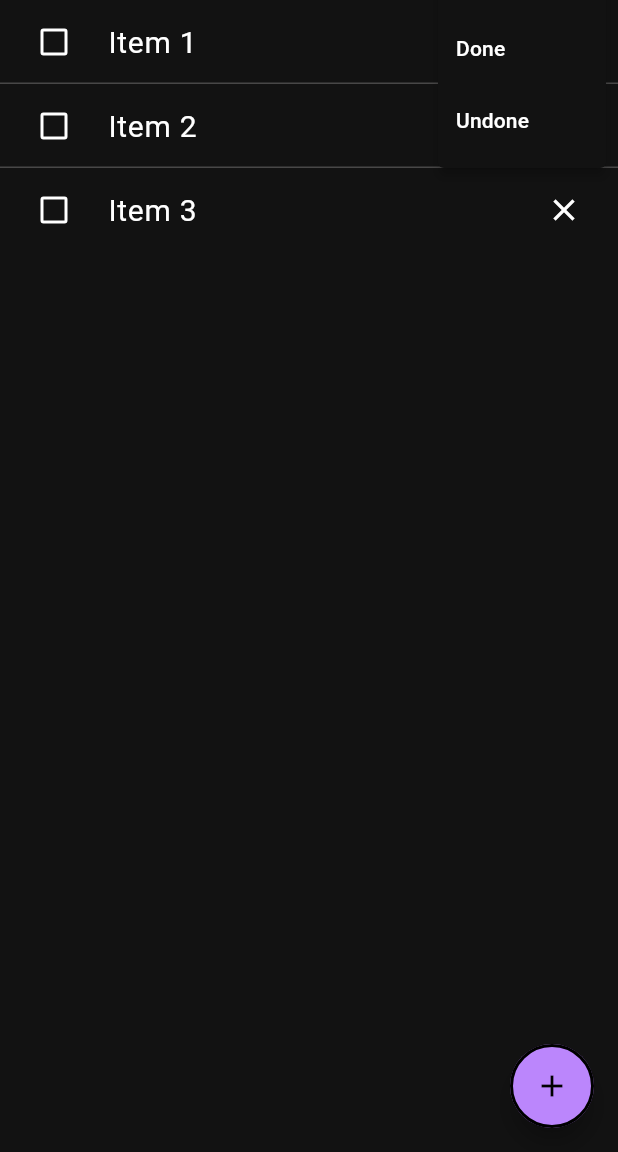
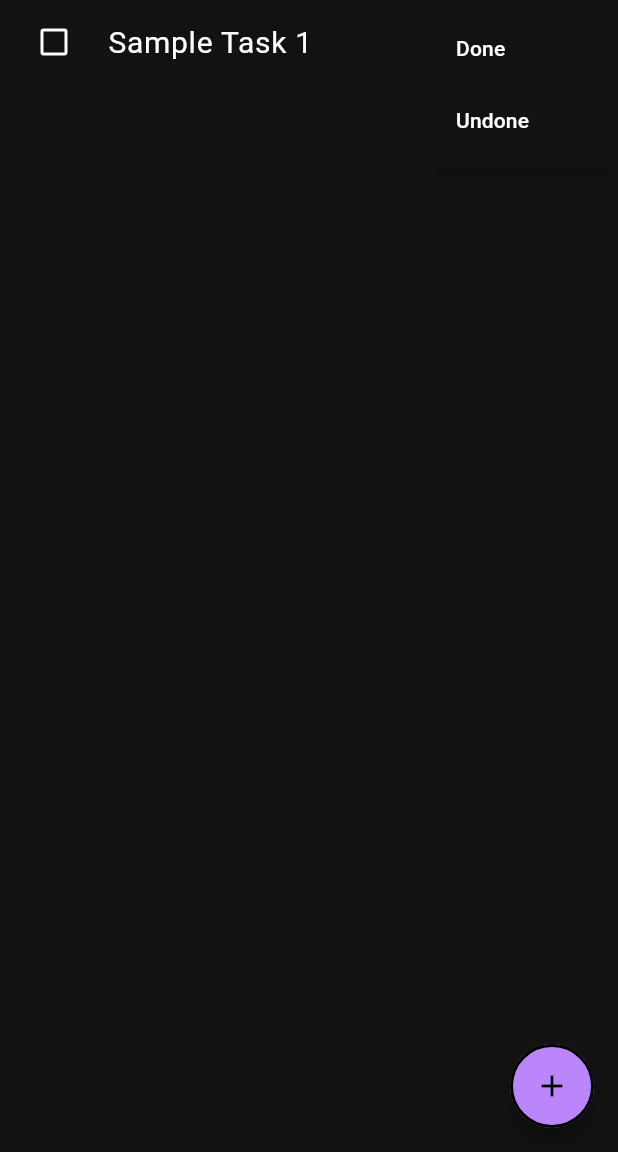
Before and after one commit to gu-tig333-ht25/gusgunvic, a Flutter app: the screen it shows after launch, after a tap on the "more vert" icon, on a phone screen of 412 x 824 dp, the part 84-1236 px from its top. Run offline on Flutter 3.47's test engine with Material 3 defaults, Android fonts, the phone set to English and light mode, and no system bars.

Commit message:
Add task implemented

```diff
--- a/lib/main.dart
+++ b/lib/main.dart
@@ -1,5 +1,7 @@
 import 'package:flutter/material.dart';
 import 'screen_list.dart';
+import 'tasks_model.dart';
+import 'package:provider/provider.dart';
 
 void main() {
   runApp(ToDoApp());
@@ -10,10 +12,13 @@ class ToDoApp extends StatelessWidget {
 
   @override
   Widget build(BuildContext context) {
-    return MaterialApp(
-      title: 'ToDo App',
-      theme: ThemeData(colorScheme: ColorScheme.dark(), useMaterial3: true),
-      home: ScreenList(), // Entry point of the app is the ScreenList
+    return ChangeNotifierProvider(
+      create: (context) => TasksList(),
+      child: MaterialApp(
+        title: 'ToDo App',
+        theme: ThemeData(colorScheme: ColorScheme.dark(), useMaterial3: true),
+        home: ScreenList(), // Entry point of the app is the ScreenList
+      ),
     );
   }
 }
--- a/lib/screen_add.dart
+++ b/lib/screen_add.dart
@@ -1,4 +1,7 @@
 import 'package:flutter/material.dart';
+import 'package:provider/provider.dart';
+
+import 'tasks_model.dart';
 
 // This file contains the second screen of the app, which allows users to add new to-do items.
 
@@ -7,6 +10,8 @@ class ScreenAdd extends StatelessWidget {
 
   @override
   Widget build(BuildContext context) {
+    String newTaskTitle = '';
+
     return Scaffold(
       appBar: AppBar(
         title: const Text('TIG333 TODO'),
@@ -23,11 +28,19 @@ class ScreenAdd extends StatelessWidget {
                   labelText: 'What are you going to do?',
                   hintText: 'Enter your task here',
                 ),
+                onChanged: (text) {
+                  newTaskTitle = text;
+                },
               ),
             ),
             ElevatedButton(
               onPressed: () {
                 // Handle add item action
+                Provider.of<TasksList>(
+                  context,
+                  listen: false,
+                ).addTask(newTaskTitle, false);
+                Navigator.pop(context);
               },
               child: Row(
                 mainAxisAlignment: MainAxisAlignment.center,
--- a/lib/screen_list.dart
+++ b/lib/screen_list.dart
@@ -1,28 +1,36 @@
 import 'package:flutter/material.dart';
+import 'package:provider/provider.dart';
 import 'screen_add.dart';
+import 'tasks_model.dart';
+import 'tasks_widget.dart';
 
-// This file contains the first screen of the app, which displays a list of to-do items.
+// This is the main screen that displays the list of to-do items.
+class ScreenList extends StatelessWidget {
+  ScreenList({super.key});
 
-// This is a custom ListTile widget that includes a checkbox and a delete icon.
-class CustomListTile extends CheckboxListTile {
-  CustomListTile({super.key, required String title})
-    : super(
-        title: Text(title, style: const TextStyle(fontSize: 20)),
-        value: false,
-        onChanged: (value) {},
-        controlAffinity: ListTileControlAffinity.leading,
-        secondary: GestureDetector(
-          child: Icon(Icons.close),
-          onTap: () {
-            // Handle delete action
-          },
-        ),
-      );
-}
+  // Function to generate a list of CustomListTile widgets from the tasks.
+  List<CustomListTile> getListTiles(context) {
+    var tasksModel = Provider.of<TasksList>(context);
+    List<Task> taskList = tasksModel.tasks;
 
-class ScreenList extends StatelessWidget {
-  const ScreenList({super.key});
+    List<CustomListTile> tiles = taskList
+        .map(
+          (task) => CustomListTile(
+            title: task.title,
+            isChecked: task.isDone,
+            checkboxCallback: (value) {
+              Provider.of<TasksList>(
+                context,
+                listen: false,
+              ).setDone(task, value!);
+            },
+          ),
+        )
+        .toList();
+    return tiles;
+  }
 
+  // Build function to create the UI of the screen.
   @override
   Widget build(BuildContext context) {
     return Scaffold(
@@ -35,11 +43,7 @@ class ScreenList extends StatelessWidget {
         children: ListTile.divideTiles(
           color: Color.fromARGB(255, 72, 71, 71),
           context: context,
-          tiles: [
-            CustomListTile(title: 'Item 1'),
-            CustomListTile(title: 'Item 2'),
-            CustomListTile(title: 'Item 3'),
-          ],
+          tiles: getListTiles(context),
         ).toList(),
       ),
       floatingActionButton: FloatingActionButton(
--- /dev/null
+++ b/lib/tasks_model.dart
@@ -0,0 +1,49 @@
+import 'dart:collection';
+import 'package:flutter/material.dart';
+
+class Task {
+  String title;
+  bool isDone;
+
+  Task({required this.title, this.isDone = false});
+
+  void setDoneState(isDone) {
+    this.isDone = isDone;
+  }
+
+  void toggleDone() {
+    isDone = !isDone;
+  }
+}
+
+class TasksList extends ChangeNotifier {
+  List<Task> _tasks = [Task(title: 'Sample Task 1', isDone: false)];
+
+  // Getters to access tasks
+  UnmodifiableListView<Task> get tasks => UnmodifiableListView(_tasks);
+  UnmodifiableListView<Task> get doneTasks =>
+      UnmodifiableListView(_tasks.where((task) => task.isDone));
+  UnmodifiableListView<Task> get undoneTasks =>
+      UnmodifiableListView(_tasks.where((task) => !task.isDone));
+
+  void addTask(String title, bool isDone) {
+    if (title.isEmpty) return;
+    _tasks.add(Task(title: title, isDone: isDone));
+    notifyListeners();
+  }
+
+  void updateTask(Task task) {
+    task.toggleDone();
+    notifyListeners();
+  }
+
+  void setDone(Task task, bool isDone) {
+    task.setDoneState(isDone);
+    notifyListeners();
+  }
+
+  void removeTask(Task task) {
+    _tasks.remove(task);
+    notifyListeners();
+  }
+}
--- /dev/null
+++ b/lib/tasks_widget.dart
@@ -0,0 +1,38 @@
+import 'package:flutter/material.dart';
+
+// This is a custom ListTile widget that includes a checkbox and a delete icon.
+class CustomListTile extends StatelessWidget {
+  final String title;
+  final bool isChecked;
+  final Function(bool?) checkboxCallback;
+  const CustomListTile({
+    super.key,
+    required this.title,
+    required this.isChecked,
+    required this.checkboxCallback,
+  });
+
+  @override
+  Widget build(BuildContext context) {
+    return CheckboxListTile(
+      title: Text(
+        title,
+        style: TextStyle(
+          fontSize: 20,
+          decoration: isChecked
+              ? TextDecoration.lineThrough
+              : TextDecoration.none,
+        ),
+      ),
+      value: isChecked,
+      onChanged: checkboxCallback,
+      controlAffinity: ListTileControlAffinity.leading,
+      secondary: GestureDetector(
+        child: Icon(Icons.close),
+        onTap: () {
+          // Handle delete action
+        },
+      ),
+    );
+  }
+}
--- a/pubspec.yaml
+++ b/pubspec.yaml
@@ -34,6 +34,7 @@ dependencies:
   # The following adds the Cupertino Icons font to your application.
   # Use with the CupertinoIcons class for iOS style icons.
   cupertino_icons: ^1.0.8
+  provider: ^6.0.5
 
 dev_dependencies:
   flutter_test:
```
Also changed, not shown: pubspec.lock.
